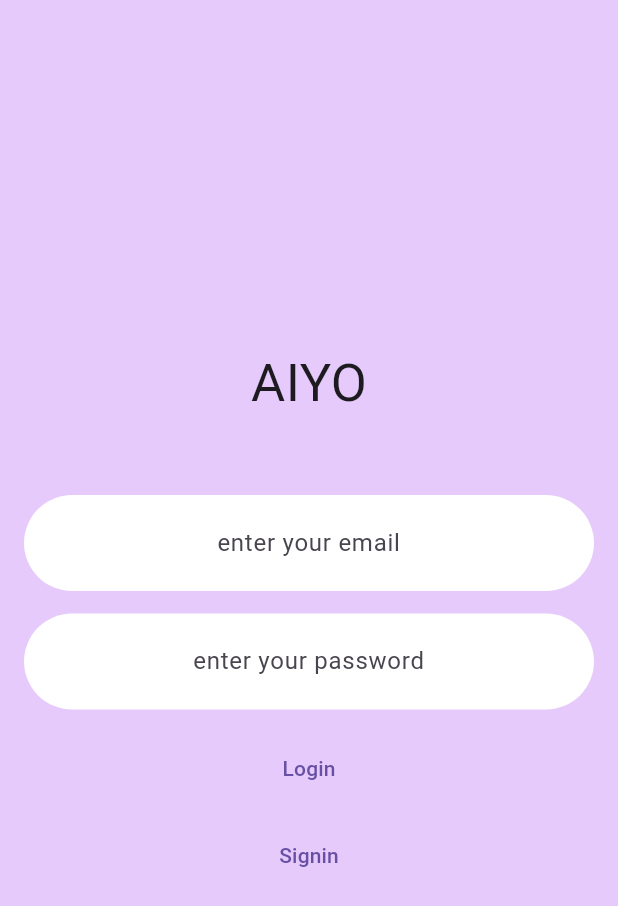
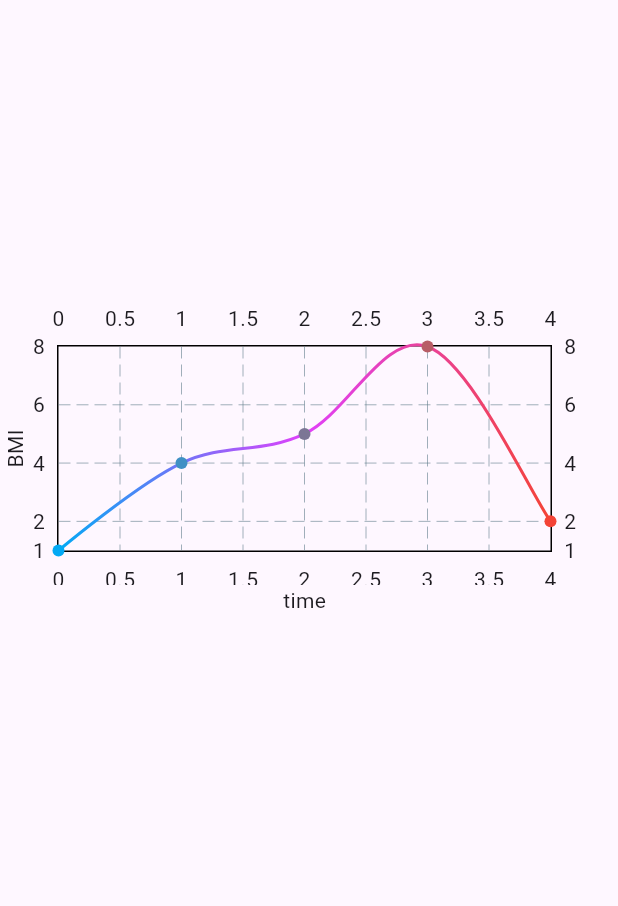
Before and after one commit to ttcyt/aiyo11, a Flutter app: the screen it shows after launch, on a phone screen of 412 x 824 dp. Shown: the top 906 px of the screen. Run offline on Flutter 3.47's test engine with Material 3 defaults, Android fonts, the light colour scheme and no system bars; drawn by our look-alikes of fl_chart; our stand-ins replace cloud_firestore, firebase_auth, firebase_core; accounts and stored records are empty; Roboto replaces fonts that are missing (merri).

Commit message:
line chart

```diff
--- a/lib/main.dart
+++ b/lib/main.dart
@@ -1,3 +1,4 @@
+import 'package:aiyo11/view/line_chart_page.dart';
 import 'package:firebase_core/firebase_core.dart';
 import 'package:aiyo11/firebase_options.dart';
 import 'package:flutter/material.dart';
@@ -16,7 +17,7 @@ class Aiyo extends StatelessWidget {
   @override
   Widget build(BuildContext context) {
     return MaterialApp(
-      home: LoginPage(),
+      home: LineChartPage(),
     );
   }
 }
--- /dev/null
+++ b/lib/view/line_chart_page.dart
@@ -0,0 +1,70 @@
+import 'package:flutter/material.dart';
+import 'package:fl_chart/fl_chart.dart';
+
+List<Color> colorsDecrease = [
+  Colors.red,
+  Colors.purpleAccent,
+  Colors.lightBlue
+];
+List<Color> colorsIncrease = [
+  Colors.lightBlue,
+  Colors.purpleAccent,
+  Colors.red
+];
+
+class LineChartPage extends StatefulWidget {
+  const LineChartPage({super.key});
+
+  @override
+  State<LineChartPage> createState() => _LineChartPageState();
+}
+
+class _LineChartPageState extends State<LineChartPage> {
+  @override
+  Widget build(BuildContext context) {
+    return Scaffold(
+      body: Padding(
+        padding: EdgeInsets.symmetric(
+          vertical: 200,
+        ),
+        child: Column(
+          children: [
+            AspectRatio(
+              aspectRatio: 2.0,
+              child: LineChart(
+                LineChartData(
+                  titlesData: FlTitlesData(
+                    bottomTitles: AxisTitles(
+                      sideTitles: SideTitles(
+                        showTitles: true,
+                      ),
+                      axisNameWidget: Text('time'),
+                    ),
+                    leftTitles: AxisTitles(
+                        axisNameWidget: Text('BMI'),
+                        sideTitles: SideTitles(
+                          showTitles: true,
+                        )),
+                  ),
+                  lineBarsData: [
+                    LineChartBarData(
+                      spots: [
+                        FlSpot(0, 1),
+                        FlSpot(1, 4),
+                        FlSpot(2, 5),
+                        FlSpot(3, 8),
+                        FlSpot(4, 2),
+                      ],
+                      gradient: LinearGradient(colors: colorsIncrease),
+                      isCurved: true,
+                    )
+                  ],
+                ),
+              ),
+            ),
+          ],
+        ),
+      ),
+    );
+  }
+}
--- a/pubspec.yaml
+++ b/pubspec.yaml
@@ -39,6 +39,7 @@ dependencies:
   firebase_auth: ^5.1.1
   lottie: ^3.1.2
   cloud_firestore: ^5.0.2
+  fl_chart: ^0.68.0
 
 dev_dependencies:
   flutter_test:
```
Also changed, not shown: pubspec.lock.
